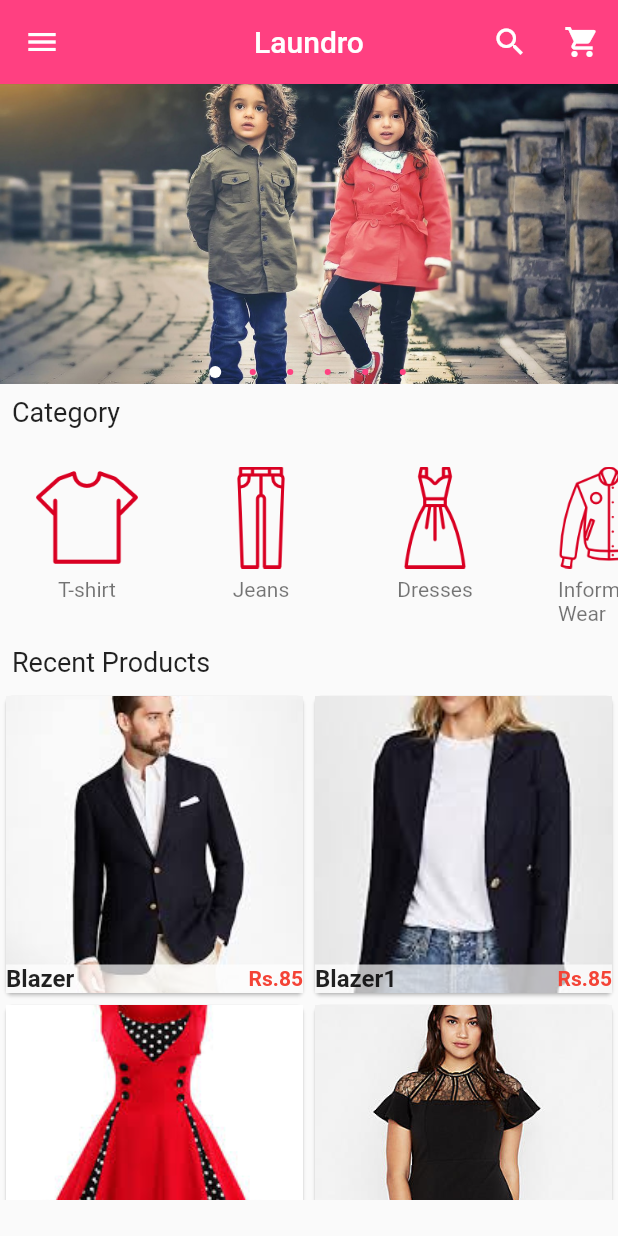
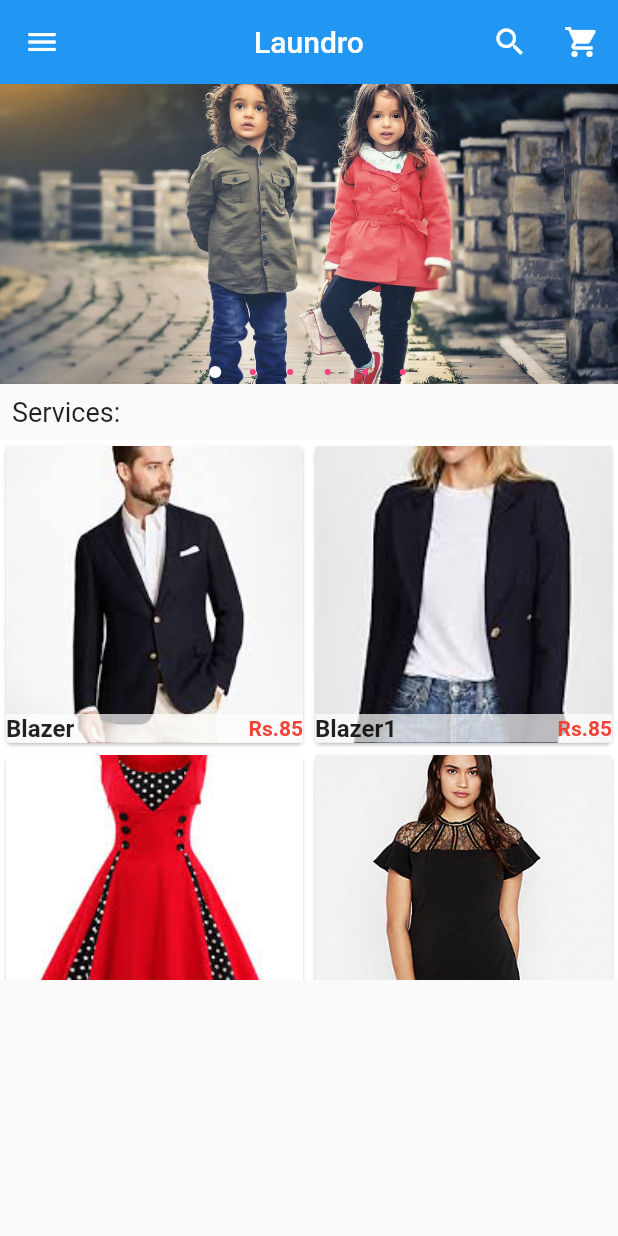
Before and after one commit to sourabh5050/Ecommerse, a Flutter app: the screen it shows after launch, in the side drawer, after a tap on the "shopping cart" icon, on a phone screen of 412 x 824 dp. Run offline on Flutter 3.47's test engine with Material 2 defaults, Android fonts, the phone set to English and light mode, and no system bars; drawn by our look-alikes of carousel_pro.

Commit message:
Intial commit

```diff
--- a/lib/main.dart
+++ b/lib/main.dart
@@ -5,15 +5,29 @@ import 'package:carousel_pro/carousel_pro.dart';
 import 'package:e_com_app/components/horizontal_listview.dart';
 import 'package:e_com_app/components/products.dart';
 import 'package:e_com_app/pages/cart.dart';
+import './components/ironing.dart';
 
 void main() {
   runApp(
-    MaterialApp(
-      debugShowCheckedModeBanner: false,
-      home: HomePage(),
-    ),
-  );
+   App());
 }
+
+class App extends StatelessWidget{
+
+  @override
+  Widget build(BuildContext context) {
+
+  return MaterialApp(
+  debugShowCheckedModeBanner: false,
+  routes:{
+  "/":(context)=>HomePage(),
+  "/ironing":(context)=>Ironing()
+  }
+  );}
+}
+
+
+
 
 class HomePage extends StatefulWidget {
   @override
@@ -49,7 +63,7 @@ class _HomePageState extends State<HomePage> {
         elevation: 0.1,
         title: Text('Laundro'),
         centerTitle: true,
-        backgroundColor: Colors.pinkAccent,
+        backgroundColor: Colors.blue,
         actions: <Widget>[
           new IconButton(
               icon: Icon(
@@ -189,33 +203,26 @@ class _HomePageState extends State<HomePage> {
         ),
       ),
       body: new ListView(
+
         children: <Widget>[
           image_carousel,
-          new Padding(
-            padding: const EdgeInsets.all(8.0),
-            child: new Text(
-              'Category',
-              style: TextStyle(
-                fontSize: 18.0,
-              ),
-            ),
-          ),
-          //horizontal list
-          HorizontalList(),
+
 
           new Padding(
             padding: const EdgeInsets.all(8.0),
+
             child: new Text(
-              'Recent Products',
+              'Services:',
               style: TextStyle(
                 fontSize: 18.0,
               ),
             ),
           ),
           Container(
-            height: 340.0,
+            color: Colors.white,
+            height: 360.0,
             child: Products(),
-          )
+          ),
         ],
       ),
     );
```
